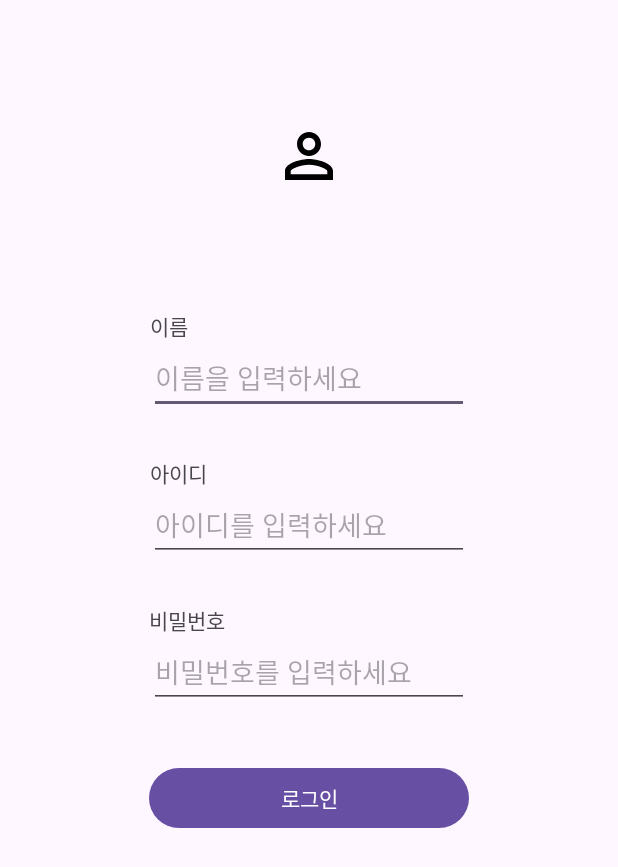
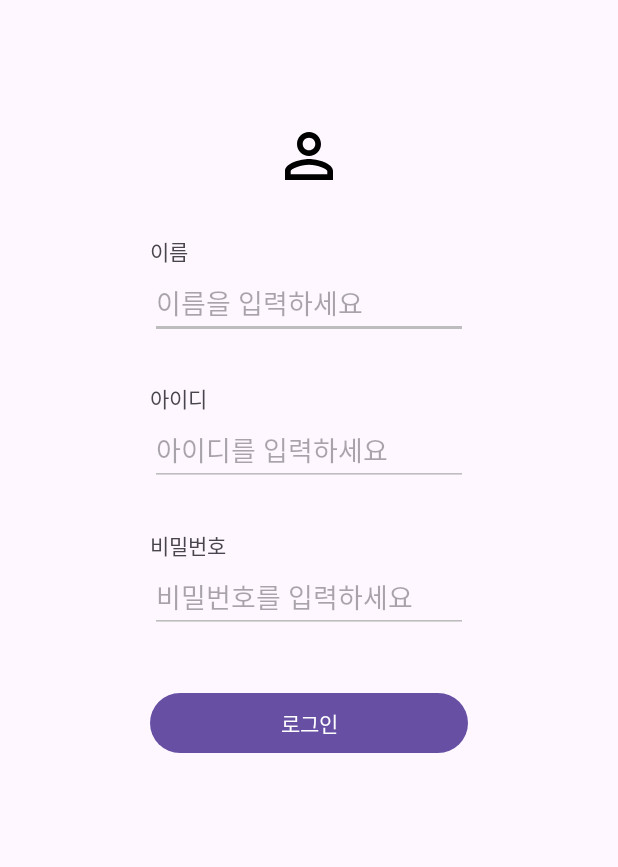
Before and after one commit to Kim-Min-Jong/nbcamp_android_basic, an Android app: the screen it shows after launch (SignUpActivity), after a tap on "회원가입", on a phone screen of 412 x 824 dp. Shown: the top 867 px of the screen. Run offline under Robolectric (Android 15) with nearby library versions, the phone set to English and light mode, and no system bars; 1 other tap on this screen came first.

Commit message:
feat: Sign in - TextInputLayout 적용

```diff
--- a/app/src/main/java/com/sparta/nbcamp_android_basic/SignUpActivity.kt
+++ b/app/src/main/java/com/sparta/nbcamp_android_basic/SignUpActivity.kt
@@ -1,22 +1,25 @@
 package com.sparta.nbcamp_android_basic
 
-import android.app.Activity
-import android.app.Instrumentation.ActivityResult
 import android.content.Intent
 import androidx.appcompat.app.AppCompatActivity
 import android.os.Bundle
 import android.widget.Button
 import android.widget.EditText
-import androidx.activity.result.contract.ActivityResultContracts
 import androidx.core.widget.doOnTextChanged
+import com.google.android.material.textfield.TextInputLayout
 import com.sparta.nbcamp_android_basic.model.User
 import com.sparta.nbcamp_android_basic.util.toast
+import com.sparta.nbcamp_android_basic.util.validate
+
 
 class SignUpActivity : AppCompatActivity() {
     private val editTextName by lazy { findViewById<EditText>(R.id.editTextName)}
     private val editTextId by lazy { findViewById<EditText>(R.id.editTextSignId)}
     private val editTextPwd by lazy { findViewById<EditText>(R.id.editTextTextSignPassword)}
     private val btnSignIn by lazy {findViewById<Button>(R.id.buttonSignLogIn)}
+    private val textInputId by lazy { findViewById<TextInputLayout>(R.id.textInputLayoutId)}
+    private val textInputPwd by lazy { findViewById<TextInputLayout>(R.id.textInputLayoutPwd)}
+    private val textInputName by lazy { findViewById<TextInputLayout>(R.id.textInputLayoutName)}
     private lateinit var name: String
     private lateinit var id: String
     private lateinit var pwd: String
@@ -31,11 +34,11 @@ class SignUpActivity : AppCompatActivity() {
     private fun initButton() {
         btnSignIn.setOnClickListener {
             if(::name.isInitialized.not() || ::id.isInitialized.not() || ::pwd.isInitialized.not()) {
-                toast("입력되지 않은 정보가 있습니다.")
+                toast(getString(R.string.empty_info_exist))
                 return@setOnClickListener
             }
             if(list.count{ it.id == id } >= 1) {
-                toast("중복된 아이디가 있습니다.")
+                toast(getString(R.string.duplicated_id))
                 return@setOnClickListener
             }
             val intent = Intent(this, SignInActivity::class.java).apply {
--- /dev/null
+++ b/app/src/main/res/anim/cycle.xml
@@ -0,0 +1,5 @@
+<?xml version="1.0" encoding="utf-8"?>
+<cycleInterpolator
+    xmlns:android="http://schemas.android.com/apk/res/android"
+    android:cycles="5"
+    />
--- /dev/null
+++ b/app/src/main/res/anim/shake.xml
@@ -0,0 +1,8 @@
+<?xml version="1.0" encoding="utf-8"?>
+<translate
+    xmlns:android="http://schemas.android.com/apk/res/android"
+    android:fromXDelta="0"
+    android:toXDelta="5"
+    android:duration="500"
+    android:interpolator="@anim/cycle"
+    />
--- a/app/src/main/res/layout/activity_sign_up.xml
+++ b/app/src/main/res/layout/activity_sign_up.xml
@@ -23,21 +23,28 @@
         android:layout_height="wrap_content"
         android:layout_marginStart="100dp"
         android:text="@string/name"
-        app:layout_constraintBottom_toTopOf="@+id/editTextName"
+        app:layout_constraintBottom_toTopOf="@+id/textInputLayoutName"
         app:layout_constraintStart_toStartOf="parent" />
-    <EditText
-        android:id="@+id/editTextName"
-        android:layout_width="wrap_content"
+    <com.google.android.material.textfield.TextInputLayout
+        android:id="@+id/textInputLayoutName"
+        style="@style/EditTextAppStyle"
+        android:theme="@style/EditTextAppStyle"
+        android:layout_width="0dp"
         android:layout_height="wrap_content"
-        android:layout_marginTop="100dp"
-        android:ems="10"
-        android:inputType="text"
-        android:hint="@string/put_name"
         app:layout_constraintEnd_toEndOf="parent"
+        android:layout_marginTop="50dp"
+        android:layout_marginStart="100dp"
+        android:layout_marginEnd="100dp"
         app:layout_constraintHorizontal_bias="0.500"
         app:layout_constraintStart_toStartOf="parent"
-        app:layout_constraintTop_toBottomOf="@+id/imageView" />
-
+        app:layout_constraintTop_toBottomOf="@+id/imageView" >
+        <com.google.android.material.textfield.TextInputEditText
+            android:id="@+id/editTextName"
+            android:layout_width="match_parent"
+            android:layout_height="wrap_content"
+            android:inputType="text"
+            android:hint="@string/put_name" />
+    </com.google.android.material.textfield.TextInputLayout>
 
 
     <TextView
@@ -46,41 +53,69 @@
         android:layout_height="wrap_content"
         android:layout_marginStart="100dp"
         android:text="@string/id"
-        app:layout_constraintBottom_toTopOf="@+id/editTextSignId"
+        app:layout_constraintBottom_toTopOf="@+id/textInputLayoutId"
         app:layout_constraintStart_toStartOf="parent" />
-    <EditText
-        android:id="@+id/editTextSignId"
-        android:layout_width="wrap_content"
+    <com.google.android.material.textfield.TextInputLayout
+        android:id="@+id/textInputLayoutId"
+        style="@style/EditTextAppStyle"
+        android:theme="@style/EditTextAppStyle"
+        android:layout_width="0dp"
         android:layout_height="wrap_content"
         android:layout_marginTop="50dp"
-        android:ems="10"
-        android:inputType="text"
-        android:hint="@string/put_id"
+        android:layout_marginStart="100dp"
+        android:layout_marginEnd="100dp"
         app:layout_constraintEnd_toEndOf="parent"
         app:layout_constraintHorizontal_bias="0.500"
         app:layout_constraintStart_toStartOf="parent"
-        app:layout_constraintTop_toBottomOf="@+id/editTextName" />
+        app:layout_constraintTop_toBottomOf="@+id/textInputLayoutName"
+        >
+        <com.google.android.material.textfield.TextInputEditText
+            android:id="@+id/editTextSignId"
+            android:layout_width="match_parent"
+            android:layout_height="wrap_content"
+            android:layout_marginTop="50dp"
+            android:ems="10"
+            android:inputType="text"
+            android:hint="@string/put_id"
+        />
+
+    </com.google.android.material.textfield.TextInputLayout>
+
     <TextView
         android:id="@+id/textView2"
         android:layout_width="wrap_content"
         android:layout_height="wrap_content"
         android:text="@string/password"
-        app:layout_constraintBottom_toTopOf="@+id/editTextTextSignPassword"
-        app:layout_constraintStart_toStartOf="@+id/editTextTextSignPassword" />
 
-    <EditText
-        android:id="@+id/editTextTextSignPassword"
-        android:layout_width="wrap_content"
+        app:layout_constraintBottom_toTopOf="@+id/textInputLayoutPwd"
+        app:layout_constraintStart_toStartOf="@+id/textInputLayoutPwd" />
+
+    <com.google.android.material.textfield.TextInputLayout
+        android:id="@+id/textInputLayoutPwd"
+        style="@style/EditTextAppStyle"
+        android:theme="@style/EditTextAppStyle"
+        android:layout_width="0dp"
         android:layout_height="wrap_content"
         android:layout_marginTop="50dp"
-        android:ems="10"
-        android:hint="@string/put_password"
-        android:inputType="textPassword"
+        android:layout_marginStart="100dp"
+        android:layout_marginEnd="100dp"
         app:layout_constraintEnd_toEndOf="parent"
         app:layout_constraintHorizontal_bias="0.500"
         app:layout_constraintStart_toStartOf="parent"
+        app:layout_constraintTop_toBottomOf="@+id/textInputLayoutId">
 
-        app:layout_constraintTop_toBottomOf="@+id/editTextSignId" />
+        <EditText
+            android:id="@+id/editTextTextSignPassword"
+            android:layout_width="match_parent"
+            android:layout_height="wrap_content"
+            android:layout_marginTop="50dp"
+            android:ems="10"
+            android:hint="@string/put_password"
+            android:inputType="textPassword"
+ />
+    </com.google.android.material.textfield.TextInputLayout>
+
+
 
 
     <Button
@@ -89,9 +124,9 @@
         android:layout_height="wrap_content"
         android:layout_marginTop="36dp"
         android:text="@string/log_in"
-        app:layout_constraintEnd_toEndOf="@+id/editTextTextSignPassword"
+        app:layout_constraintEnd_toEndOf="@+id/textInputLayoutPwd"
         app:layout_constraintHorizontal_bias="0.0"
-        app:layout_constraintStart_toStartOf="@+id/editTextTextSignPassword"
-        app:layout_constraintTop_toBottomOf="@+id/editTextTextSignPassword" />
+        app:layout_constraintStart_toStartOf="@+id/textInputLayoutPwd"
+        app:layout_constraintTop_toBottomOf="@+id/textInputLayoutPwd" />
 
 </androidx.constraintlayout.widget.ConstraintLayout>
--- a/app/src/main/res/values/colors.xml
+++ b/app/src/main/res/values/colors.xml
@@ -2,4 +2,6 @@
 <resources>
     <color name="black">#FF000000</color>
     <color name="white">#FFFFFFFF</color>
+    <color name="gray">#FFbdbdbd</color>
+    <color name="error">#B62B2B</color>
 </resources>
--- a/app/src/main/res/values/strings.xml
+++ b/app/src/main/res/values/strings.xml
@@ -9,4 +9,12 @@
     <string name="name">이름</string>
     <string name="put_name">이름을 입력하세요</string>
     <string name="btn_end">종료</string>
+    <string name="do_not_input_id">아이디가 입력되지 않았습니다.</string>
+    <string name="do_not_input_pwd">비밀번호가 입력되지 않았습니다.</string>
+    <string name="check_id_pwd">아이디/비밀번호를 확인해주세요</string>
+    <string name="check_id">아이디를 확인해주세요</string>
+    <string name="check_pwd">비밀번호를 확인해주세요</string>
+    <string name="log_in_success">로그인 성공</string>
+    <string name="empty_info_exist">입력되지 않은 정보가 있습니다.</string>
+    <string name="duplicated_id">중복된 아이디가 있습니다.</string>
 </resources>
--- a/app/src/main/res/values/themes.xml
+++ b/app/src/main/res/values/themes.xml
@@ -6,4 +6,15 @@
     </style>
 
     <style name="Theme.Nbcamp_android_basic" parent="Base.Theme.Nbcamp_android_basic" />
+
+    <style name="EditTextAppStyle" parent="Widget.Design.TextInputLayout">
+        <item name="colorControlNormal">@color/gray</item>
+        <item name="colorControlActivated">@color/gray</item>
+        <item name="errorTextColor">@color/error</item>
+        <item name="boxStrokeErrorColor">@color/error</item>
+        <item name="errorIconDrawable">@null</item>
+        <item name="hintAnimationEnabled">false</item>
+        <item name="hintEnabled">false</item>
+        <item name="android:textCursorDrawable">@color/gray</item>
+    </style>
 </resources>
```
Also changed, not shown: app/src/main/java/com/sparta/nbcamp_android_basic/SignInActivity.kt (+35 -3 lines), app/src/main/java/com/sparta/nbcamp_android_basic/util/TextInputLayoutUtil.kt (added, +18 -0 lines), app/src/main/res/layout/activity_sign_in.xml (+47 -21 lines).
